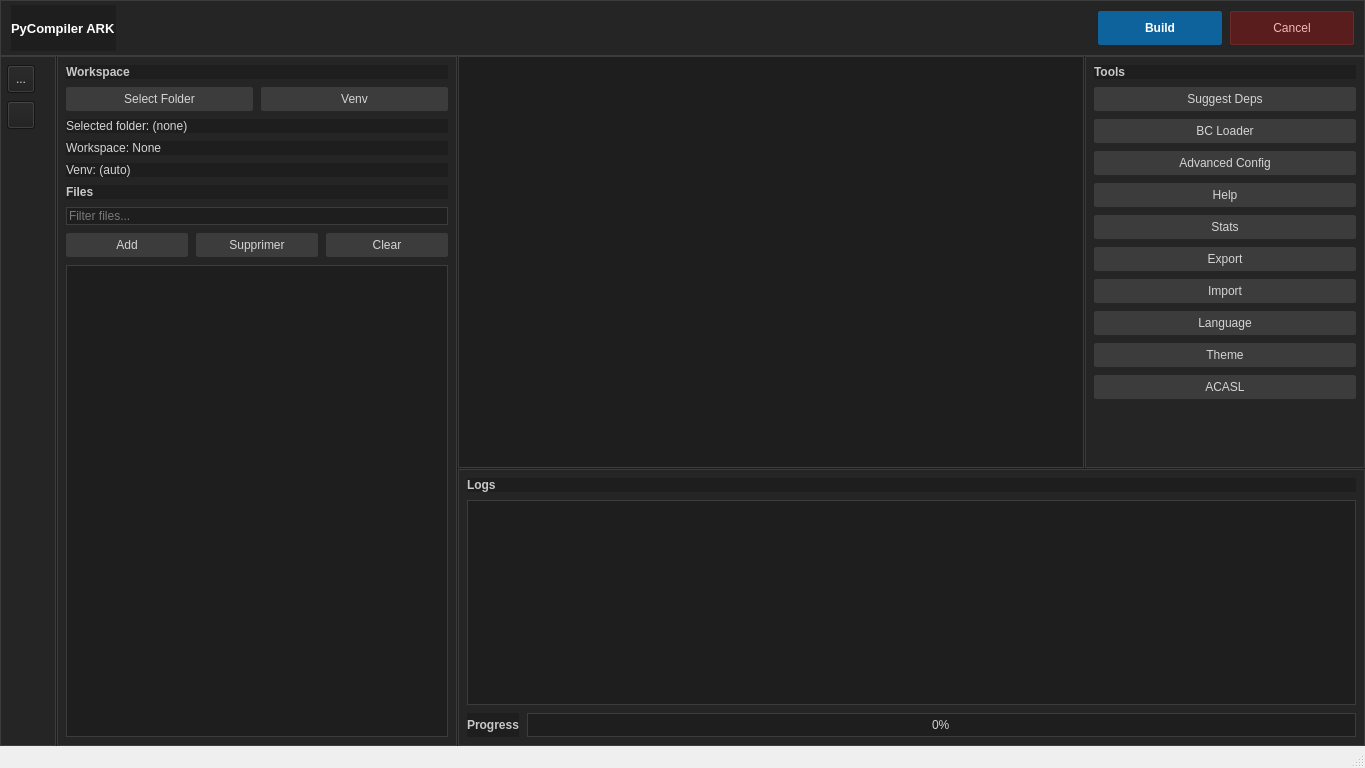
Old version of the form Ui/Forms/ide_main_window.ui in the repository raidos23/PyCompiler_ARK.
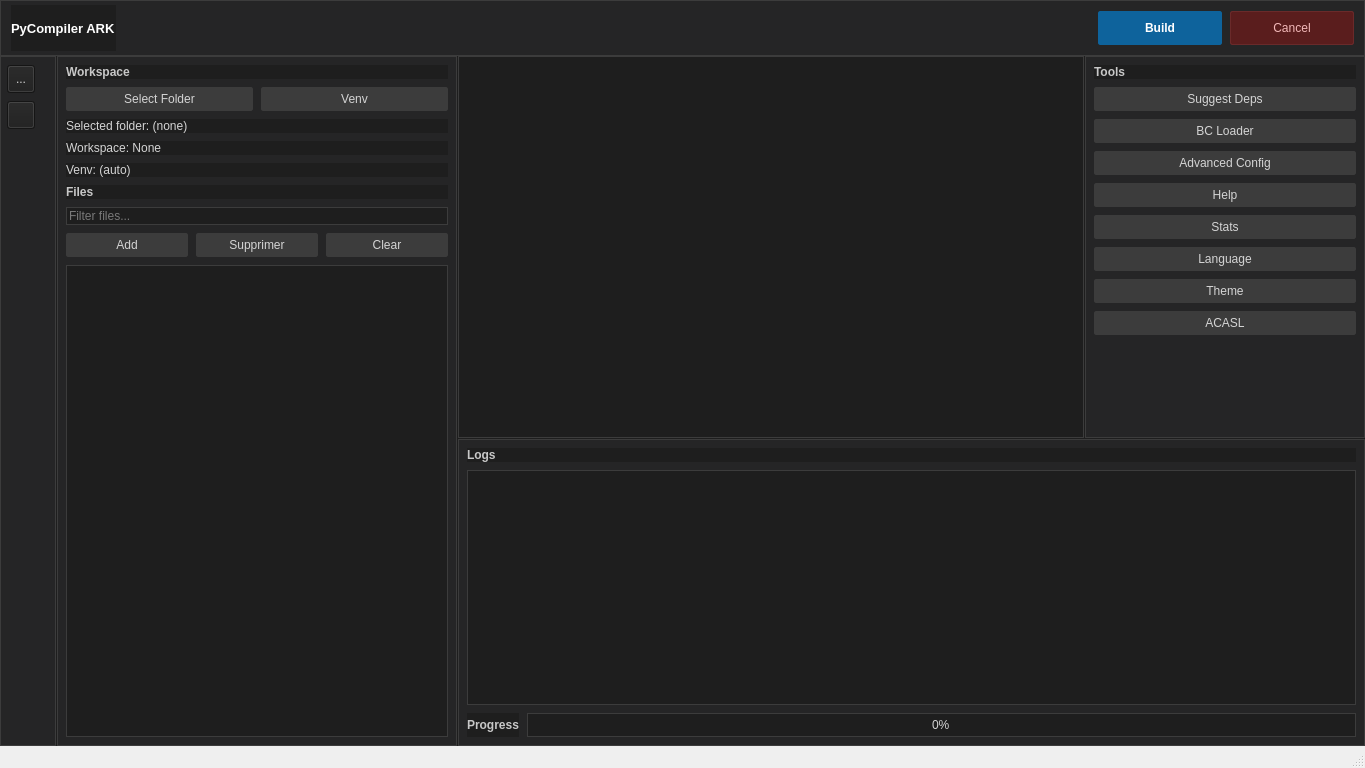
New version of the form.

Commit message: style: nettoyage UI et ajout de tests unitaires pour la fiabilité (Git, Internet)

What changed in the file:
```diff
--- a/Ui/Forms/ide_main_window.ui
+++ b/Ui/Forms/ide_main_window.ui
@@ -482,20 +482,6 @@
             </property>
            </widget>
           </item>
-          <item>
-           <widget class="QPushButton" name="btn_export_config">
-            <property name="text">
-             <string>Export</string>
-            </property>
-           </widget>
-          </item>
-          <item>
-           <widget class="QPushButton" name="btn_import_config">
-            <property name="text">
-             <string>Import</string>
-            </property>
-           </widget>
-          </item>
           <item>
            <widget class="QPushButton" name="select_lang">
             <property name="text">
```
Left out of the diff: 1 changed line with no effect on the pictures. The commit also changes 2 other files.
